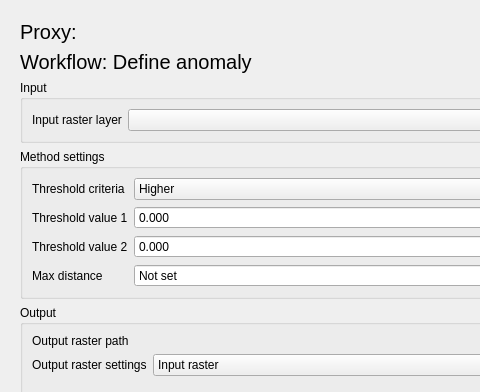
Above: eis_qgis_plugin/resources/ui/mineral_proxies/proxy_workflow4_interpolation_anomaly.ui from GispoCoding/eis_qgis_plugin before the change; both pictures show x 0 to 480 and y 0 to 392 of the 749 by 817 pixel window. Below: the same form after it.
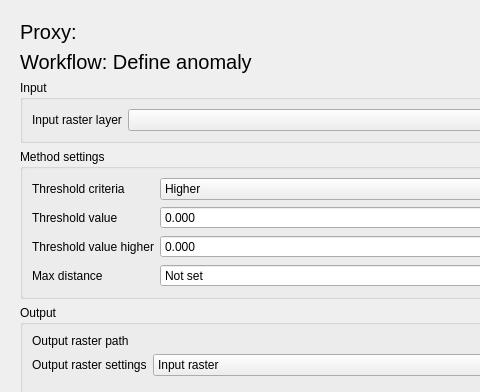
That is the form after the change. The open tabs and pages were chosen to show the change. Custom widgets are drawn as their Qt base class.

Commit message: Hide second threshold value when not relevant and rename labels

The edit to the form file:
```diff
--- a/eis_qgis_plugin/resources/ui/mineral_proxies/proxy_workflow4_interpolation_anomaly.ui
+++ b/eis_qgis_plugin/resources/ui/mineral_proxies/proxy_workflow4_interpolation_anomaly.ui
@@ -587,7 +587,7 @@
           <item row="2" column="0">
            <widget class="QLabel" name="label">
             <property name="text">
-             <string>Threshold value 2</string>
+             <string>Threshold value higher</string>
             </property>
            </widget>
           </item>
@@ -610,7 +610,7 @@
           <item row="1" column="0">
            <widget class="QLabel" name="anomaly_threshold_label">
             <property name="text">
-             <string>Threshold value 1</string>
+             <string>Threshold value</string>
             </property>
            </widget>
           </item>
```
Left out of the diff: 6 changed lines with no effect on the pictures. The commit also changes 2 other files.
